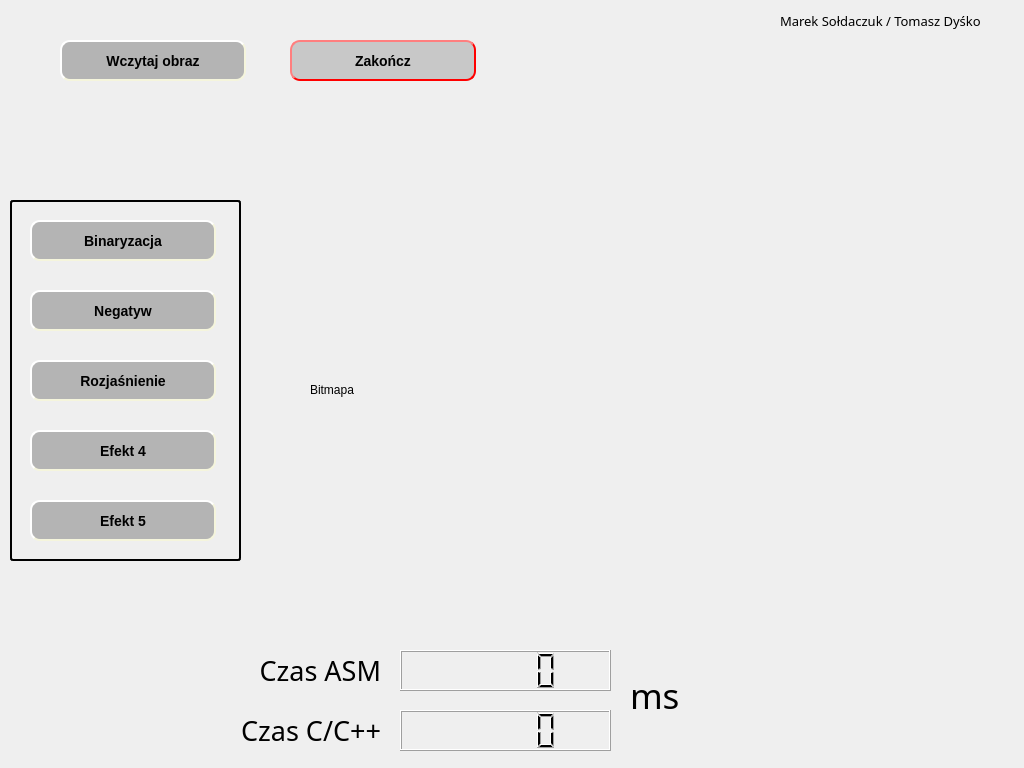
Above: untitled6/mainwindow.ui from TomaszDys/AK2_proj before the change. Below: the same form after it.
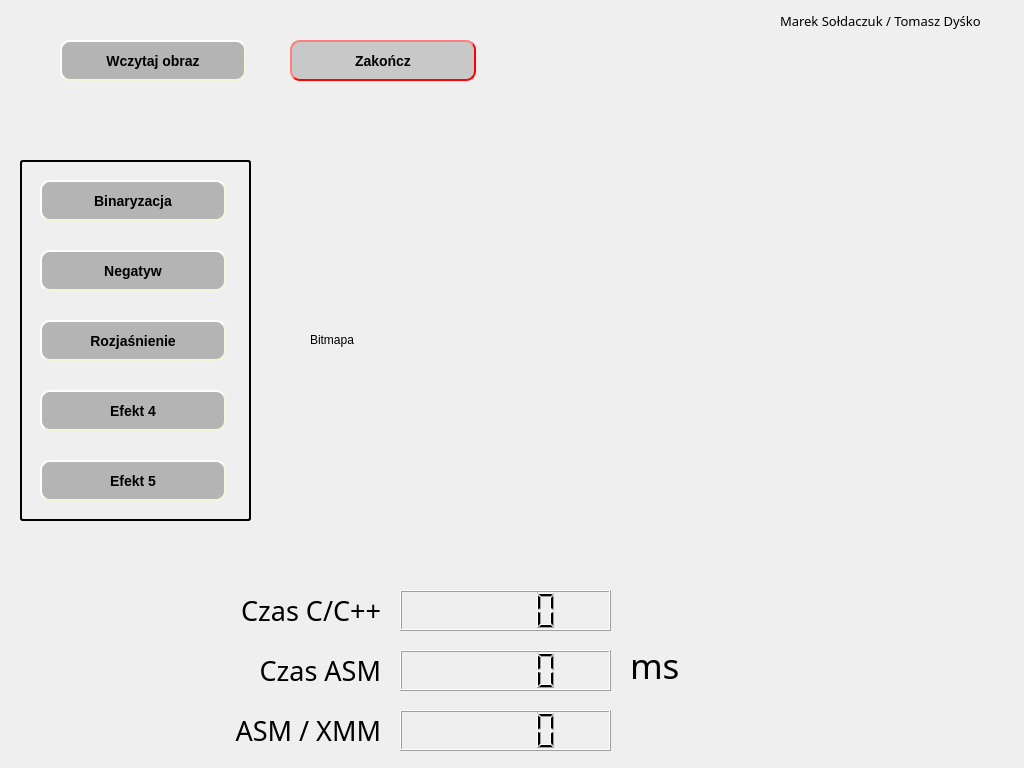
That is the form after the change. Icons and pictures are not drawn.

The edit to the form file:
```diff
--- a/untitled6/mainwindow.ui
+++ b/untitled6/mainwindow.ui
@@ -132,7 +132,7 @@
     <property name="geometry">
      <rect>
       <x>310</x>
-      <y>150</y>
+      <y>100</y>
       <width>640</width>
       <height>480</height>
      </rect>
@@ -147,8 +147,8 @@
    <widget class="QPushButton" name="but_e1">
     <property name="geometry">
      <rect>
-      <x>30</x>
-      <y>220</y>
+      <x>40</x>
+      <y>180</y>
       <width>186</width>
       <height>41</height>
      </rect>
@@ -184,8 +184,8 @@
    <widget class="QPushButton" name="but_e2">
     <property name="geometry">
      <rect>
-      <x>30</x>
-      <y>290</y>
+      <x>40</x>
+      <y>250</y>
       <width>186</width>
       <height>41</height>
      </rect>
@@ -221,8 +221,8 @@
    <widget class="QPushButton" name="but_e3">
     <property name="geometry">
      <rect>
-      <x>30</x>
-      <y>360</y>
+      <x>40</x>
+      <y>320</y>
       <width>186</width>
       <height>41</height>
      </rect>
@@ -258,8 +258,8 @@
    <widget class="QPushButton" name="but_e4">
     <property name="geometry">
      <rect>
-      <x>30</x>
-      <y>430</y>
+      <x>40</x>
+      <y>390</y>
       <width>186</width>
       <height>41</height>
      </rect>
@@ -295,8 +295,8 @@
    <widget class="QPushButton" name="but_e5">
     <property name="geometry">
      <rect>
-      <x>30</x>
-      <y>500</y>
+      <x>40</x>
+      <y>460</y>
       <width>186</width>
       <height>41</height>
      </rect>
@@ -332,8 +332,8 @@
    <widget class="QFrame" name="frame">
     <property name="geometry">
      <rect>
-      <x>10</x>
-      <y>200</y>
+      <x>20</x>
+      <y>160</y>
       <width>231</width>
       <height>361</height>
      </rect>
@@ -361,7 +361,7 @@
     <property name="geometry">
      <rect>
       <x>400</x>
-      <y>650</y>
+      <y>590</y>
       <width>211</width>
       <height>41</height>
      </rect>
@@ -399,7 +399,7 @@
     <property name="geometry">
      <rect>
       <x>180</x>
-      <y>710</y>
+      <y>590</y>
       <width>201</width>
       <height>41</height>
      </rect>
@@ -421,7 +421,7 @@
     <property name="geometry">
      <rect>
       <x>400</x>
-      <y>710</y>
+      <y>650</y>
       <width>211</width>
       <height>41</height>
      </rect>
@@ -431,7 +431,7 @@
     <property name="geometry">
      <rect>
       <x>630</x>
-      <y>660</y>
+      <y>630</y>
       <width>55</width>
       <height>71</height>
      </rect>
@@ -446,7 +446,38 @@
      <string>ms</string>
     </property>
    </widget>
-   <zorder>frame</zorder>
+   <widget class="QLabel" name="xmmTimeLabel">
+    <property name="geometry">
+     <rect>
+      <x>180</x>
+      <y>710</y>
+      <width>201</width>
+      <height>41</height>
+     </rect>
+    </property>
+    <property name="font">
+     <font>
+      <family>OCR A Extended</family>
+      <pointsize>20</pointsize>
+     </font>
+    </property>
+    <property name="text">
+     <string>ASM / XMM</string>
+    </property>
+    <property name="alignment">
+     <set>Qt::AlignRight|Qt::AlignTrailing|Qt::AlignVCenter</set>
+    </property>
+   </widget>
+   <widget class="QLCDNumber" name="xmmTimer">
+    <property name="geometry">
+     <rect>
+      <x>400</x>
+      <y>710</y>
+      <width>211</width>
+      <height>41</height>
+     </rect>
+    </property>
+   </widget>
    <zorder>background</zorder>
    <zorder>podpis</zorder>
    <zorder>but_start</zorder>
```
Left out of the diff: 3 changed lines with no effect on the pictures.
